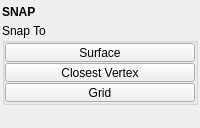
Above: mayatk/edit_utils/snap.ui from m3trik/mayatk before the change. Below: the same form after it.
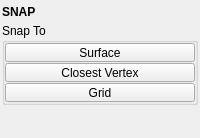
That is the form after the change. Custom widgets are drawn as their Qt base class.

```diff
--- a/mayatk/edit_utils/snap.ui
+++ b/mayatk/edit_utils/snap.ui
@@ -147,10 +147,13 @@
       <property name="orientation">
        <enum>Qt::Vertical</enum>
       </property>
+      <property name="sizeType">
+       <enum>QSizePolicy::Fixed</enum>
+      </property>
       <property name="sizeHint" stdset="0">
        <size>
         <width>20</width>
-        <height>40</height>
+        <height>10</height>
        </size>
       </property>
      </spacer>
```
Left out of the diff: 6 changed lines with no effect on the pictures.
